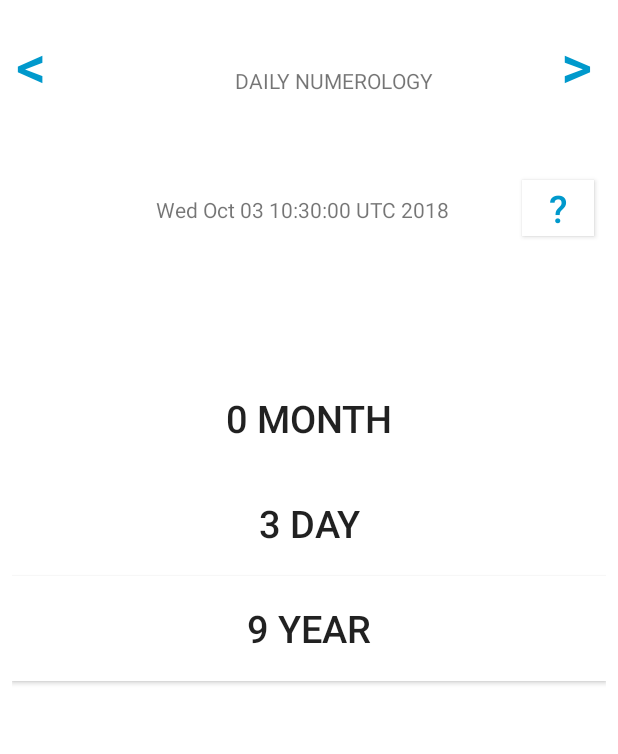
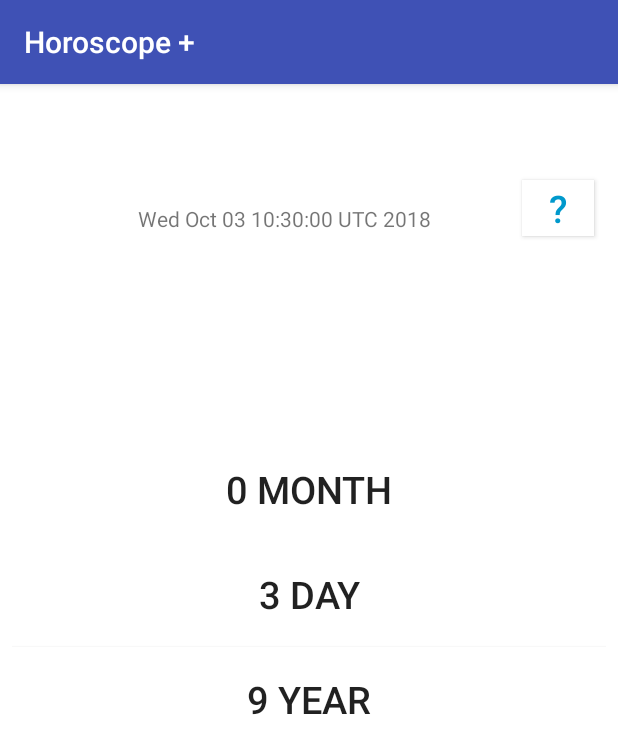
Before and after one commit to RealSuperMiWare/Numerology-Horoscope-Plus, an Android app: the screen it shows after launch (Main2Activity), on a phone screen of 412 x 824 dp. Shown: the top 754 px of the screen. Run offline under Robolectric (Android 15) with nearby library versions, the phone set to English and light mode, and no system bars; 1 statement that could not run was skipped.

Commit message:
This update cleans up the code for this project.  Also, the action bar, which was not used in this application, is now being used as aposed to the previous buttons which were being used for navigation.

```diff
--- a/src/main/java/com/openmessenger/supermiware/horoscopelovecompatibility/Main2Activity.java
+++ b/src/main/java/com/openmessenger/supermiware/horoscopelovecompatibility/Main2Activity.java
@@ -8,6 +8,9 @@ import android.support.v7.app.AppCompatActivity;
 import android.os.Bundle;
 import android.util.Log;
 import android.view.LayoutInflater;
+import android.view.Menu;
+import android.view.MenuInflater;
+import android.view.MenuItem;
 import android.view.View;
 import android.view.animation.Animation;
 import android.view.animation.AnimationUtils;
@@ -43,8 +46,6 @@ public class Main2Activity extends AppCompatActivity {
     private LinearLayout totalLayout;
 
     // Buttons
-    private Button returnButton;
-    private Button toButton;
     private Button dayNumberButton;
     private Button monthNumberButton;
     private Button yearNumberButton;
@@ -61,27 +62,6 @@ public class Main2Activity extends AppCompatActivity {
         passDatesToZodiacFormula();
 
         numberButtonOnClick();
-
-
-        // Warning alert
-        toButton.setOnClickListener(new View.OnClickListener() {
-            @Override
-            public void onClick(View view) {
-
-                AlertDialog alertDialog = new AlertDialog.Builder(Main2Activity.this).create();
-                alertDialog.setTitle("HEY...");
-                alertDialog.setMessage("Hey... Hey, I know. You wan't more.  \n" +
-                        "But give us just a bit more time.  We're \n" +
-                        "working on more features right now. Okay?");
-                alertDialog.setButton(AlertDialog.BUTTON_NEUTRAL, "OK",
-                        new DialogInterface.OnClickListener() {
-                            public void onClick(DialogInterface dialog, int which) {
-                                dialog.dismiss();
-                            }
-                        });
-                alertDialog.show();
-            }
-        });
 
         // Initializes all variables in the Main2Activity layout
         loadAllUIVars();
@@ -123,22 +103,7 @@ public class Main2Activity extends AppCompatActivity {
         dateString.setText("" + date);
         dateHouseLayout.startAnimation(leftToRightAnimation);
 
-        // _________________________________________________________________________________________
 
-        // RETURN TO PREVIOUS
-        //
-        // returnButton, once tapped by the user will return the user to the best matches Activity or
-        // (MainActivity.java)
-        //
-        //
-
-        returnButton.setOnClickListener(new View.OnClickListener() {
-            @Override
-            public void onClick(View view) {
-                returnIntent = new Intent(Main2Activity.this, MainActivity.class);
-                startActivity(returnIntent);
-            }
-        });
     }
 
 
@@ -162,8 +127,6 @@ public class Main2Activity extends AppCompatActivity {
         dateString = findViewById(R.id.dateTextView);
 
         // Buttons
-        returnButton = findViewById(R.id.returnButton);
-        toButton = findViewById(R.id.toButton);
         dayNumberButton = findViewById(R.id.dayNumber);
         yearNumberButton = findViewById(R.id.yearNumber);
         monthNumberButton = findViewById(R.id.monthNumber);
@@ -656,4 +619,45 @@ public class Main2Activity extends AppCompatActivity {
             }
         });
     }
+
+    @Override
+    public boolean onCreateOptionsMenu(Menu menu) {
+        MenuInflater inflater = getMenuInflater();
+        inflater.inflate(R.menu.action_bar_objects, menu); //your file name
+        return super.onCreateOptionsMenu(menu);
+    }
+
+    public boolean onOptionsItemSelected(MenuItem item) {
+
+        int getId = item.getItemId();
+
+        //go Back
+        if(getId == R.id.returnToMain){
+
+            Intent toNew = new Intent(Main2Activity.this, MainActivity.class);
+            startActivity(toNew);
+
+        }
+
+        //Go Forward
+        if(getId == R.id.forwardOptions){
+
+            AlertDialog alertDialog = new AlertDialog.Builder(Main2Activity.this).create();
+            alertDialog.setTitle("HEY...");
+            alertDialog.setMessage("Hey... Hey, I know. You wan't more.  \n" +
+                    "But give us just a bit more time.  We're \n" +
+                    "working on more features right now. Okay?");
+            alertDialog.setButton(AlertDialog.BUTTON_NEUTRAL, "OK",
+                    new DialogInterface.OnClickListener() {
+                        public void onClick(DialogInterface dialog, int which) {
+                            dialog.dismiss();
+                        }
+                    });
+            alertDialog.show();
+
+        }
+
+
+        return true;
+    }
 }
--- a/src/main/res/layout/activity_main2.xml
+++ b/src/main/res/layout/activity_main2.xml
@@ -8,29 +8,19 @@
     android:background="#ffffff"
     tools:context=".Main2Activity">
 
-    <TextView
-        android:id="@+id/dailyNumberologyTextView"
-        android:layout_width="wrap_content"
-        android:layout_height="17dp"
-        android:layout_marginEnd="84dp"
-        android:layout_marginTop="44dp"
-        android:text="@string/dailyNumberology"
-        app:layout_constraintEnd_toStartOf="@+id/toButton"
-        app:layout_constraintTop_toTopOf="parent" />
-
     <LinearLayout
         android:id="@+id/dateHouseLayout"
         android:layout_width="0dp"
-        android:layout_height="248dp"
+        android:layout_height="wrap_content"
         android:layout_marginEnd="8dp"
         android:layout_marginStart="8dp"
-        android:layout_marginTop="164dp"
+        android:layout_marginTop="136dp"
         android:gravity="center_vertical|center_horizontal"
         android:orientation="vertical"
         app:layout_constraintEnd_toEndOf="parent"
         app:layout_constraintHorizontal_bias="0.0"
         app:layout_constraintStart_toStartOf="parent"
-        app:layout_constraintTop_toBottomOf="@+id/dailyNumberologyTextView">
+        app:layout_constraintTop_toBottomOf="@+id/dateTextView">
 
         <Button
             android:id="@+id/monthNumber"
@@ -60,51 +50,17 @@
 
     </LinearLayout>
 
-    <Button
-        android:id="@+id/returnButton"
-        style="@style/Base.Widget.AppCompat.Button.Borderless"
-        android:layout_width="26dp"
-        android:layout_height="41dp"
-        android:layout_marginEnd="112dp"
-        android:layout_marginStart="8dp"
-        android:layout_marginTop="16dp"
-        android:background="#ffffff"
-        android:text="@string/returnButton"
-        android:textColor="@android:color/holo_blue_dark"
-        android:textSize="40sp"
-        app:layout_constraintEnd_toStartOf="@+id/dailyNumberologyTextView"
-        app:layout_constraintHorizontal_bias="0.0"
-        app:layout_constraintStart_toStartOf="parent"
-        app:layout_constraintTop_toTopOf="parent" />
-
     <TextView
         android:id="@+id/dateTextView"
         android:layout_width="wrap_content"
         android:layout_height="wrap_content"
-        android:layout_marginBottom="8dp"
         android:layout_marginEnd="8dp"
         android:layout_marginStart="8dp"
-        android:layout_marginTop="8dp"
+        android:layout_marginTop="80dp"
         android:text="@string/dateTextView"
-        app:layout_constraintBottom_toTopOf="@+id/dateHouseLayout"
         app:layout_constraintEnd_toStartOf="@+id/questionMarkButton"
-        app:layout_constraintHorizontal_bias="0.704"
+        app:layout_constraintHorizontal_bias="0.62"
         app:layout_constraintStart_toStartOf="parent"
-        app:layout_constraintTop_toBottomOf="@+id/dailyNumberologyTextView"
-        app:layout_constraintVertical_bias="0.472" />
-
-    <Button
-        android:id="@+id/toButton"
-        style="@style/Base.Widget.AppCompat.Button.Borderless"
-        android:layout_width="23dp"
-        android:layout_height="42dp"
-        android:layout_marginEnd="16dp"
-        android:layout_marginTop="16dp"
-        android:background="#ffffff"
-        android:text="@string/toButton"
-        android:textColor="@android:color/holo_blue_dark"
-        android:textSize="40sp"
-        app:layout_constraintEnd_toEndOf="parent"
         app:layout_constraintTop_toTopOf="parent" />
 
     <Button
@@ -112,7 +68,7 @@
         android:layout_width="48dp"
         android:layout_height="37dp"
         android:layout_marginEnd="16dp"
-        android:layout_marginTop="120dp"
+        android:layout_marginTop="64dp"
         android:background="#ffffff"
         android:text="@string/hintQuestionMark"
         android:textColor="@android:color/holo_blue_dark"
--- a/src/main/res/values/strings.xml
+++ b/src/main/res/values/strings.xml
@@ -1,5 +1,5 @@
 <resources>
-    <string name="app_name">HoroscopeLoveCompatibility</string>
+    <string name="app_name">Horoscope +</string>
     <string name="signLabel">What is your zodiac sign?</string>
     <string name="zodiacSignPickerButton">DONE</string>
     <string name="zodiacIsThis">Your Sign</string>
@@ -11,6 +11,4 @@
     <string name="dateTextView">DATE</string>
     <string name="datePassLabels">0</string>
     <string name="hintQuestionMark">\?</string>
-
-
 </resources>
--- a/src/main/res/values/styles.xml
+++ b/src/main/res/values/styles.xml
@@ -1,7 +1,7 @@
 <resources>
 
     <!-- Base application theme. -->
-    <style name="AppTheme" parent="Theme.AppCompat.Light.NoActionBar">
+    <style name="AppTheme" parent="Theme.AppCompat.Light.DarkActionBar">
         <!-- Customize your theme here. -->
         <item name="colorPrimary">@color/colorPrimary</item>
         <item name="colorPrimaryDark">@color/colorPrimaryDark</item>
```
Also changed, not shown: build.gradle (+6 -6 lines), src/main/AndroidManifest.xml (+17 -1 lines), src/main/java/com/openmessenger/supermiware/horoscopelovecompatibility/MainActivity.java (+41 -22 lines), src/main/res/layout/activity_main.xml (+11 -40 lines).
